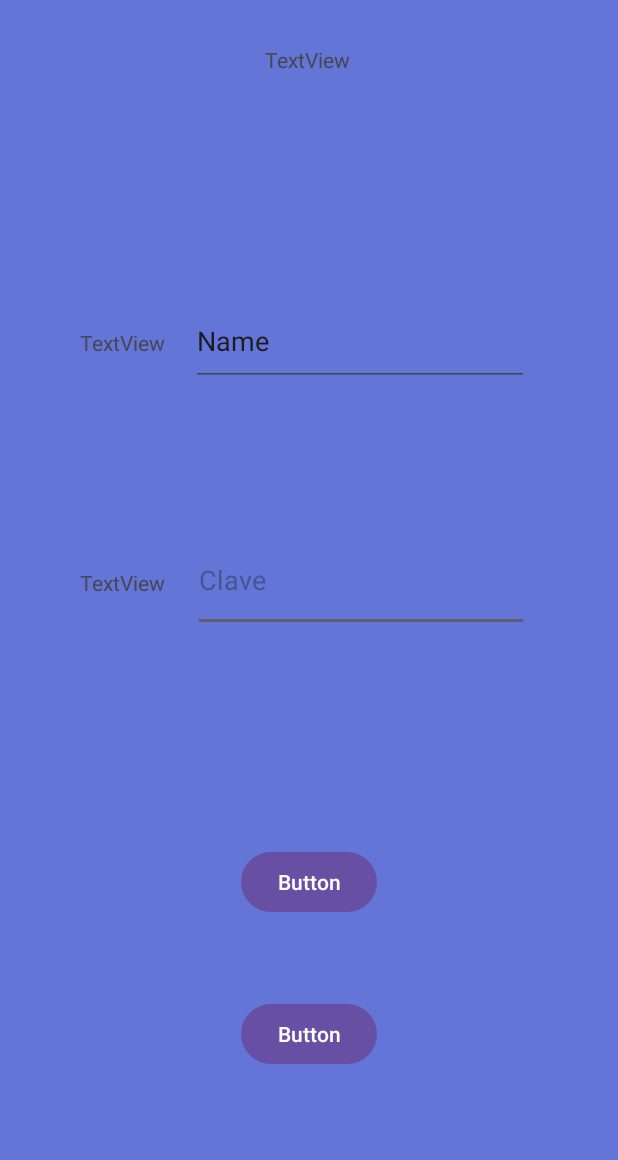
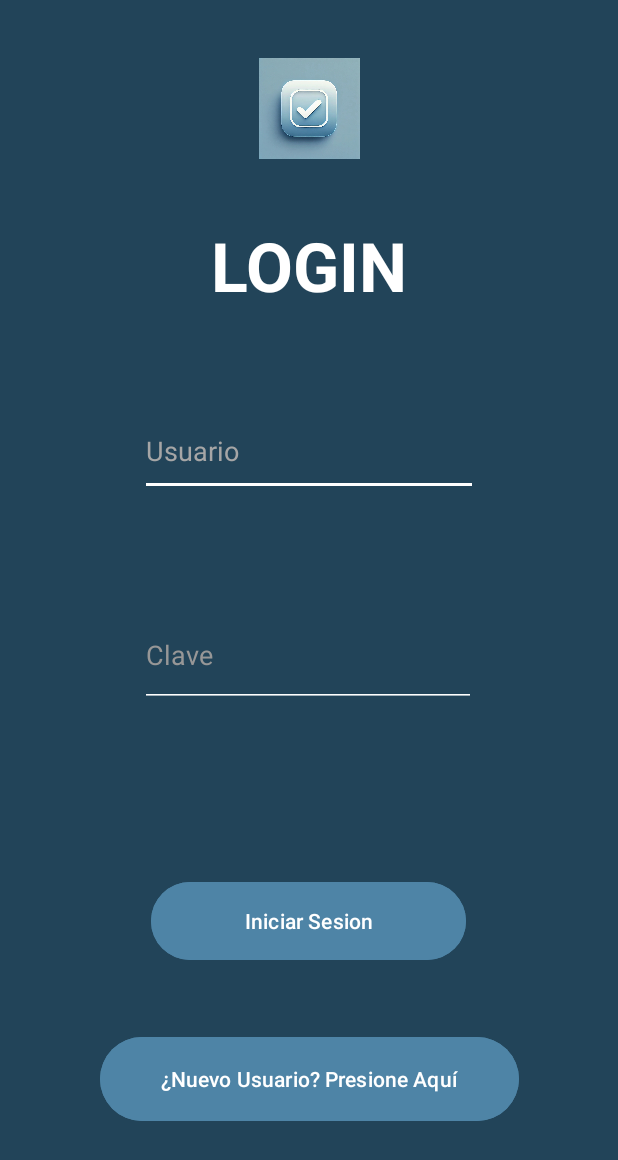
Before and after one commit to jrhdezesp/TaskMateApp, an Android app: the Login screen opened directly, with no data from a screen before it, on a phone screen of 412 x 824 dp. Shown: the top 1160 px of the screen. Run offline under Robolectric (Android 15) with nearby library versions, the phone set to English and light mode, and no system bars.

Commit message:
login hecho

```diff
--- a/app/src/main/res/drawable/home.xml
+++ b/app/src/main/res/drawable/home.xml
@@ -1,4 +1,4 @@
-<vector xmlns:android="http://schemas.android.com/apk/res/android" android:height="24dp" android:tint="#000000" android:viewportHeight="24" android:viewportWidth="24" android:width="24dp">
+<vector xmlns:android="http://schemas.android.com/apk/res/android" android:height="24dp" android:tint="#224459" android:viewportHeight="24" android:viewportWidth="24" android:width="24dp">
 
     <path android:fillColor="@android:color/white" android:pathData="M12,5.69l5,4.5V18h-2v-6H9v6H7v-7.81l5,-4.5M12,3L2,12h3v8h6v-6h2v6h6v-8h3L12,3z"/>
 
--- a/app/src/main/res/layout/activity_login.xml
+++ b/app/src/main/res/layout/activity_login.xml
@@ -5,92 +5,93 @@
     android:id="@+id/main"
     android:layout_width="match_parent"
     android:layout_height="match_parent"
-    android:background="#6375D7"
+    android:background="#224459"
     tools:context=".Login">
 
     <Button
         android:id="@+id/button"
-        android:layout_width="wrap_content"
-        android:layout_height="wrap_content"
-        android:text="Button"
+        android:layout_width="210dp"
+        android:layout_height="60dp"
+        android:backgroundTint="#4E84A6"
+        android:text="Iniciar Sesion"
+        android:textColorLink="#4E84A6"
+        app:layout_constraintBottom_toBottomOf="parent"
+        app:layout_constraintEnd_toEndOf="parent"
+        app:layout_constraintHorizontal_bias="0.497"
+        app:layout_constraintStart_toStartOf="parent"
+        app:layout_constraintTop_toTopOf="parent"
+        app:layout_constraintVertical_bias="0.764" />
+
+    <Button
+        android:id="@+id/button2"
+        android:layout_width="279dp"
+        android:layout_height="64dp"
+        android:backgroundTint="#4E84A6"
+        android:text="¿Nuevo Usuario? Presione Aquí"
         app:layout_constraintBottom_toBottomOf="parent"
         app:layout_constraintEnd_toEndOf="parent"
         app:layout_constraintStart_toStartOf="parent"
         app:layout_constraintTop_toTopOf="parent"
-        app:layout_constraintVertical_bias="0.727" />
+        app:layout_constraintVertical_bias="0.904" />
 
-    <Button
-        android:id="@+id/button2"
-        android:layout_width="wrap_content"
-        android:layout_height="wrap_content"
-        android:text="Button"
+    <EditText
+        android:id="@+id/editTextText"
+        android:layout_width="225dp"
+        android:layout_height="60dp"
+        android:backgroundTint="#FFFFFF"
+        android:ems="10"
+        android:hint="Usuario"
+        android:inputType="text"
+        android:textColor="#FFFFFF"
+        android:textColorHint="#A6A6A6"
         app:layout_constraintBottom_toBottomOf="parent"
         app:layout_constraintEnd_toEndOf="parent"
         app:layout_constraintStart_toStartOf="parent"
         app:layout_constraintTop_toTopOf="parent"
-        app:layout_constraintVertical_bias="0.857" />
-
-    <TextView
-        android:id="@+id/textView"
-        android:layout_width="wrap_content"
-        android:layout_height="wrap_content"
-        android:text="TextView"
-        app:layout_constraintBottom_toBottomOf="parent"
-        app:layout_constraintEnd_toEndOf="parent"
-        app:layout_constraintHorizontal_bias="0.15"
-        app:layout_constraintStart_toStartOf="parent"
-        app:layout_constraintTop_toTopOf="parent"
-        app:layout_constraintVertical_bias="0.272" />
-
-    <TextView
-        android:id="@+id/textView2"
-        android:layout_width="wrap_content"
-        android:layout_height="wrap_content"
-        android:text="TextView"
-        app:layout_constraintBottom_toBottomOf="parent"
-        app:layout_constraintEnd_toEndOf="parent"
-        app:layout_constraintHorizontal_bias="0.15"
-        app:layout_constraintStart_toStartOf="parent"
-        app:layout_constraintTop_toTopOf="parent"
-        app:layout_constraintVertical_bias="0.471" />
+        app:layout_constraintVertical_bias="0.354" />
 
     <EditText
         android:id="@+id/editTextTextPassword"
         android:layout_width="224dp"
         android:layout_height="69dp"
+        android:backgroundTint="#FFFFFF"
         android:ems="10"
         android:hint="Clave"
         android:inputType="textPassword"
+        android:textColor="#FFFFFF"
+        android:textColorHint="#979797"
         app:layout_constraintBottom_toBottomOf="parent"
         app:layout_constraintEnd_toEndOf="parent"
-        app:layout_constraintHorizontal_bias="0.686"
+        app:layout_constraintHorizontal_bias="0.497"
         app:layout_constraintStart_toStartOf="parent"
         app:layout_constraintTop_toTopOf="parent"
-        app:layout_constraintVertical_bias="0.466" />
-
-    <EditText
-        android:id="@+id/editTextText"
-        android:layout_width="225dp"
-        android:layout_height="60dp"
-        android:ems="10"
-        android:inputType="text"
-        android:text="Name"
-        app:layout_constraintBottom_toBottomOf="parent"
-        app:layout_constraintEnd_toEndOf="parent"
-        app:layout_constraintHorizontal_bias="0.681"
-        app:layout_constraintStart_toStartOf="parent"
-        app:layout_constraintTop_toTopOf="parent"
-        app:layout_constraintVertical_bias="0.258" />
+        app:layout_constraintVertical_bias="0.533" />
 
     <TextView
-        android:id="@+id/textView3"
+        android:id="@+id/lblLogin"
         android:layout_width="wrap_content"
         android:layout_height="wrap_content"
-        android:text="TextView"
+        android:fontFamily="sans-serif"
+        android:text="LOGIN"
+        android:textAlignment="center"
+        android:textAppearance="@style/TextAppearance.AppCompat.Display2"
+        android:textColor="#FFFFFF"
+        android:textStyle="bold"
         app:layout_constraintBottom_toBottomOf="parent"
         app:layout_constraintEnd_toEndOf="parent"
         app:layout_constraintHorizontal_bias="0.498"
         app:layout_constraintStart_toStartOf="parent"
         app:layout_constraintTop_toTopOf="parent"
-        app:layout_constraintVertical_bias="0.037" />
+        app:layout_constraintVertical_bias="0.192" />
+
+    <ImageView
+        android:id="@+id/imageView"
+        android:layout_width="85dp"
+        android:layout_height="67dp"
+        app:layout_constraintBottom_toBottomOf="parent"
+        app:layout_constraintEnd_toEndOf="parent"
+        app:layout_constraintStart_toStartOf="parent"
+        app:layout_constraintTop_toTopOf="parent"
+        app:layout_constraintVertical_bias="0.051"
+        app:srcCompat="@mipmap/logo" />
 </androidx.constraintlayout.widget.ConstraintLayout>
--- a/app/src/main/res/layout/activity_main.xml
+++ b/app/src/main/res/layout/activity_main.xml
@@ -18,18 +18,19 @@
             android:id="@+id/toolbar"
             android:layout_width="match_parent"
             android:layout_height="wrap_content"
-            android:background="@color/lavender_light"
-            app:titleTextColor="@color/lavender_black"
+            android:background="#4E84A6"
+            app:titleTextColor="#224459"
             app:title="@string/name">
 
             <ImageButton
-            android:id="@+id/menu_button"
-            android:layout_width="wrap_content"
-            android:layout_height="wrap_content"
-            android:src="@drawable/home"
-            android:contentDescription="@string/searchbar_scrolling_view_behavior"
-            android:background="?attr/selectableItemBackgroundBorderless"
-            android:layout_gravity="start"/>
+                android:id="@+id/menu_button"
+                android:layout_width="wrap_content"
+                android:layout_height="wrap_content"
+                android:layout_gravity="start"
+                android:background="?attr/selectableItemBackgroundBorderless"
+                android:contentDescription="@string/searchbar_scrolling_view_behavior"
+                android:src="@drawable/home"
+                tools:ignore="TouchTargetSizeCheck" />
 
             </androidx.appcompat.widget.Toolbar>
 
@@ -50,9 +51,9 @@
         android:layout_gravity="start"
         app:menu="@menu/menu"
         app:headerLayout="@layout/nav_header"
-        android:background="@color/lavender_light"
+        android:background="#F2F2F0"
         app:itemIconPadding="30dp"
-        app:itemTextColor="@color/lavender_black"
-        app:itemIconTint="@color/lavender_black"/>
+        app:itemTextColor="#224459"
+        app:itemIconTint="#224459"/>
 
 </androidx.drawerlayout.widget.DrawerLayout>
--- a/app/src/main/res/layout/nav_header.xml
+++ b/app/src/main/res/layout/nav_header.xml
@@ -3,7 +3,7 @@
     xmlns:tools="http://schemas.android.com/tools"
     android:layout_width="match_parent"
     android:layout_height="wrap_content"
-    android:background="@color/lavender_medium"
+    android:background="#7EA7BF"
     android:orientation="vertical">
 
 
@@ -30,7 +30,7 @@
                     android:layout_width="match_parent"
                     android:layout_height="wrap_content"
                     android:text="@string/name"
-                    android:textColor="@color/lavender_black"
+                    android:textColor="#224459"
                     android:textSize="20dp"
                     android:textStyle="bold" />
 
@@ -38,7 +38,7 @@
                     android:layout_width="match_parent"
                     android:layout_height="wrap_content"
                     android:text="@string/descripcion"
-                    android:textColor="@color/lavender_black"
+                    android:textColor="#224459"
                     android:textSize="10dp"
                     android:textStyle="bold"
                     tools:ignore="TextSizeCheck" />
--- a/app/src/main/res/values/themes.xml
+++ b/app/src/main/res/values/themes.xml
@@ -3,7 +3,7 @@
     <style name="Base.Theme.TaskMatePrueba" parent="Theme.Material3.DayNight.NoActionBar">
         <!-- Customize your light theme here. -->
         <!-- <item name="colorPrimary">@color/my_light_primary</item> -->
-        <item name="android:statusBarColor">@color/lavender_light</item>
+        <item name="android:statusBarColor">#F2F2F0</item>
         <item name="android:windowLightStatusBar">true</item>
     </style>
 
```
Also changed, not shown: app/src/main/res/mipmap-hdpi/logo.jpg (added).
